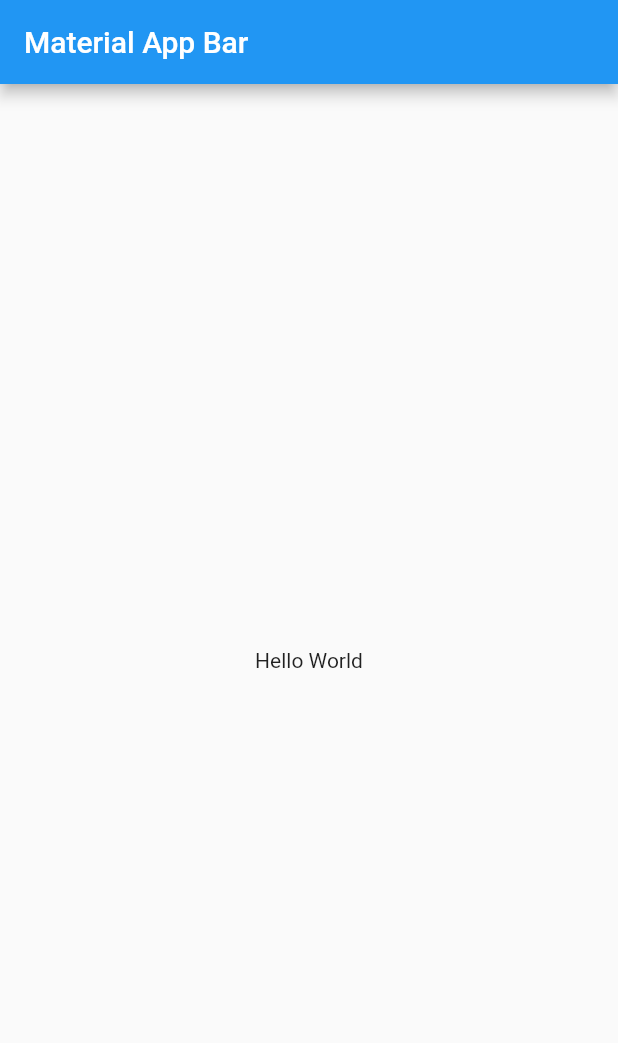
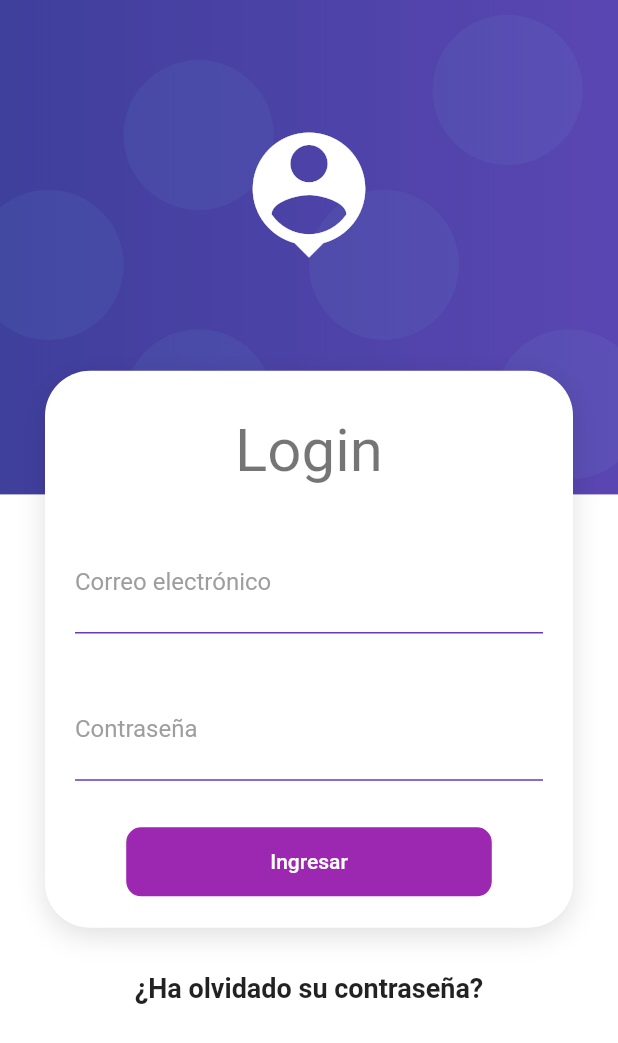
Before and after one commit to SergioK12/crud_hacia_servicios_rest, a Flutter app: the screen it shows after launch, on a phone screen of 412 x 824 dp. Shown: the top 1043 px of the screen. Run offline on Flutter 3.47's test engine with Material 2 defaults, Android fonts, the phone set to English and light mode, and no system bars.

Commit message:
Agregadas funcionalidades del proyecto anterior

```diff
--- a/lib/main.dart
+++ b/lib/main.dart
@@ -1,4 +1,6 @@
 import 'package:flutter/material.dart';
+
+import 'views/views.dart';
 
 void main() => runApp(const MyApp());
 
@@ -8,15 +10,13 @@ class MyApp extends StatelessWidget {
   @override
   Widget build(BuildContext context) {
     return MaterialApp(
-      title: 'Material App',
-      home: Scaffold(
-        appBar: AppBar(
-          title: const Text('Material App Bar'),
-        ),
-        body: const Center(
-          child: Text('Hello World'),
-        ),
-      ),
+      debugShowCheckedModeBanner: false,
+      title: 'Validacion de formularios',
+     initialRoute: 'login',
+     routes: {
+      'login':(context) => const LoginView(),
+      'home':(context) => const HomeView()
+     },
     );
   }
 }
--- /dev/null
+++ b/lib/providers/loginformprovider.dart
@@ -0,0 +1,22 @@
+import 'package:flutter/material.dart';
+
+class LoginFormProvider extends ChangeNotifier {
+  GlobalKey<FormState> formKey = GlobalKey<FormState>();
+
+  String email = '';
+  String contra = '';
+
+  bool _isLoading = false;
+  bool get isLoading => _isLoading;
+  set isLoading(bool value) {
+    _isLoading = value;
+    notifyListeners();
+  }
+
+  bool isValidForm() {
+    debugPrint(formKey.currentState?.validate().toString());
+    debugPrint("$email - $contra");
+
+    return formKey.currentState?.validate() ?? false;
+  }
+}
--- /dev/null
+++ b/lib/ui/inputdecorations.dart
@@ -0,0 +1,23 @@
+import 'package:flutter/material.dart';
+
+class InputDecorations {
+  static InputDecoration authInputDecoration({
+    required String labeltextt,
+    required String hinText,
+    IconData? prefixIcon,
+}
+   ) {
+    return  InputDecoration(
+        enabledBorder: const UnderlineInputBorder(
+            borderSide: BorderSide(color: Colors.deepPurple)),
+        focusedBorder: const UnderlineInputBorder(
+            borderSide: BorderSide(color: Colors.deepPurple, width: 2)),
+        hintText:hinText,
+        label: Text(labeltextt),
+        labelStyle: const TextStyle(color: Colors.grey),
+        prefix: (prefixIcon != null)
+        ? Icon(prefixIcon,color: Colors.purple,)
+        :null
+        );
+  }
+}
--- /dev/null
+++ b/lib/views/homeview.dart
@@ -0,0 +1,16 @@
+import 'package:flutter/material.dart';
+
+class HomeView extends StatelessWidget {
+  const HomeView({Key? key}) : super(key: key);
+  @override
+  Widget build(BuildContext context) {
+    return Scaffold(
+      appBar: AppBar(
+        title: const Text('HomeView'),
+      ),
+      body: const Center(
+        child: Text('HomeView'),
+      ),
+    );
+  }
+}
--- /dev/null
+++ b/lib/views/loginview.dart
@@ -0,0 +1,126 @@
+import 'package:crud_servicos/ui/inputdecorations.dart';
+import 'package:flutter/material.dart';
+import 'package:provider/provider.dart';
+
+import '../providers/loginformprovider.dart';
+import '../widgets/widgets.dart';
+
+
+class LoginView extends StatelessWidget {
+  const LoginView({Key? key}) : super(key: key);
+  @override
+  Widget build(BuildContext context) {
+    return Scaffold(
+      body: AuthBackground(
+        child: SingleChildScrollView(
+          child: Column(
+            children: [
+              SizedBox(
+                height: (MediaQuery.of(context).size.height * 0.30),
+              ),
+              CardContainer(
+                  child: Column(
+                children: [
+                  const SizedBox(
+                    height: 10,
+                  ),
+                  Text(
+                    "Login",
+                    style: Theme.of(context).textTheme.headlineLarge,
+                  ),
+                  const SizedBox(
+                    height: 30,
+                  ),
+                  ChangeNotifierProvider(
+                    create: (_) => LoginFormProvider(),
+                    child: const _LoginForm(),
+                  )
+                ],
+              )),
+              const SizedBox(height: 30),
+              const Text(
+                "¿Ha olvidado su contraseña?",
+                style: TextStyle(fontWeight: FontWeight.bold, fontSize: 18),
+              )
+            ],
+          ),
+        ),
+      ),
+    );
+  }
+}
+
+class _LoginForm extends StatelessWidget {
+  const _LoginForm();
+
+  @override
+  Widget build(BuildContext context) {
+    final loginform = Provider.of<LoginFormProvider>(context);
+    return Form(
+        key: loginform.formKey,
+        autovalidateMode: AutovalidateMode.onUserInteraction,
+        child: Column(
+          children: [
+            TextFormField(
+              autocorrect: false,
+              keyboardType: TextInputType.emailAddress,
+              decoration: InputDecorations.authInputDecoration(
+                  hinText: "Sergio@test.com",
+                  labeltextt: "Correo electrónico",
+                  prefixIcon: Icons.alternate_email_outlined),
+              validator: (value) {
+                String pattern =
+                    r'^(([^<>()[\]\\.,;:\s@\"]+(\.[^<>()[\]\\.,;:\s@\"]+)*)|(\".+\"))@((\[[0-9]{1,3}\.[0-9]{1,3}\.[0-9]{1,3}\.[0-9]{1,3}\])|(([a-zA-Z\-0-9]+\.)+[a-zA-Z]{2,}))$';
+                RegExp regExp = RegExp(pattern);
+                return regExp.hasMatch(value ?? '')
+                    ? null
+                    : "El correo es incorrecto";
+              },
+              onChanged: (value) => loginform.email = value,
+            ),
+            const SizedBox(height: 30),
+            TextFormField(
+              autocorrect: false,
+              obscureText: true,
+              keyboardType: TextInputType.emailAddress,
+              decoration: InputDecorations.authInputDecoration(
+                  hinText: "*********",
+                  labeltextt: "Contraseña",
+                  prefixIcon: Icons.lock_outline),
+              validator: (value) {
+                return (value != null && value.length > 6)
+                    ? null
+                    : "Minimo 6 caracteres";
+              },
+              onChanged: (value) => loginform.contra = value,
+            ),
+            const SizedBox(height: 30),
+            MaterialButton(
+              shape: RoundedRectangleBorder(
+                  borderRadius: BorderRadius.circular(10)),
+              disabledColor: Colors.grey,
+              elevation: 0,
+              color: Colors.purple,
+              onPressed: loginform.isLoading
+                  ? null
+                  : () async {
+                      FocusScope.of(context).unfocus();
+
+                      if (!loginform.isValidForm()) return;
+                      loginform.isLoading = true;
+                      await Future.delayed(const Duration(seconds: 3));
+                      Future(()=> Navigator.pushReplacementNamed(context, 'home'));
+                    },
+              child: Container(
+                padding:
+                    const EdgeInsets.symmetric(horizontal: 80, vertical: 15),
+                child: Text(
+                  (loginform.isLoading) ? "Cargando" : "Ingresar",
+                  style: const TextStyle(color: Colors.white),
+                ),
+              ),
+            )
+          ],
+        ));
+  }
+}
--- /dev/null
+++ b/lib/views/views.dart
@@ -0,0 +1,2 @@
+export 'package:crud_servicos/views/homeview.dart';
+export 'package:crud_servicos/views/loginview.dart';
--- /dev/null
+++ b/lib/widgets/auth_background.dart
@@ -0,0 +1,109 @@
+import 'package:flutter/material.dart';
+
+class AuthBackground extends StatelessWidget {
+    final Widget child;
+  const AuthBackground({super.key, required this.child});
+
+  @override
+  Widget build(BuildContext context) {
+    return Container(
+      color: Colors.white,
+      height: double.infinity,
+      width: double.infinity,
+      child: Stack(
+        children:  [
+          const _ContenedorMorado(),
+          const HeaderIcon(),
+          child,
+        ],
+      ),
+    );
+  }
+}
+
+class HeaderIcon extends StatelessWidget {
+  const HeaderIcon({
+    super.key,
+  });
+
+  @override
+  Widget build(BuildContext context) {
+    return SafeArea(
+      child: Container(
+        width: double.infinity,
+        height: 200,
+        margin: const EdgeInsets.only(top: 30),
+        child: const Icon(
+          Icons.person_pin,
+          size: 100,
+          color: Colors.white,
+        ),
+      ),
+    );
+  }
+}
+
+class _ContenedorMorado extends StatelessWidget {
+  const _ContenedorMorado();
+
+  @override
+  Widget build(BuildContext context) {
+    return Container(
+      width: double.infinity,
+      height: MediaQuery.of(context).size.height * 0.4,
+      decoration: _decoracionDeLaCajaMorada(),
+      child: Stack(
+        children: [
+          Positioned(
+              top: 10,
+              left: (MediaQuery.of(context).size.width * 0.7),
+              child: const _Burbuja()),
+          Positioned(
+              top: 40,
+              left: (MediaQuery.of(context).size.width * 0.2),
+              child: const _Burbuja()),
+          Positioned(
+              bottom: 10,
+              left: (MediaQuery.of(context).size.width * 0.8),
+              child: const _Burbuja()),
+          Positioned(
+              bottom: 10,
+              left: (MediaQuery.of(context).size.width * 0.2),
+              child: const _Burbuja()),
+          Positioned(
+              bottom: (MediaQuery.of(context).size.width * 0.25),
+              right: (MediaQuery.of(context).size.width * 0.8),
+              child: const _Burbuja()),
+          Positioned(
+              bottom: (MediaQuery.of(context).size.width * 0.25),
+              left: (MediaQuery.of(context).size.width * 0.5),
+              child: const _Burbuja()),
+        ],
+      ),
+    );
+  }
+
+  BoxDecoration _decoracionDeLaCajaMorada() {
+    return const BoxDecoration(
+        gradient: LinearGradient(colors: [
+      Color.fromRGBO(63, 63, 156, 1),
+      Color.fromRGBO(90, 70, 178, 1),
+    ]));
+  }
+}
+
+class _Burbuja extends StatelessWidget {
+  const _Burbuja();
+
+  @override
+  Widget build(BuildContext context) {
+    return Container(
+      height: 100,
+      width: 100,
+      decoration: BoxDecoration(
+        borderRadius: BorderRadius.circular(100),
+        color: const Color.fromRGBO(122, 255, 255, 0.05),
+      ),
+    );
+  }
+}
--- /dev/null
+++ b/lib/widgets/card_container.dart
@@ -0,0 +1,28 @@
+import 'package:flutter/material.dart';
+
+class CardContainer extends StatelessWidget {
+  final Widget child;
+  const CardContainer({super.key, required this.child});
+
+  @override
+  Widget build(BuildContext context) {
+    return Padding(
+      padding: const EdgeInsets.symmetric(horizontal: 30),
+      child: Container(
+        padding: const EdgeInsets.all(20),
+        width: double.infinity,
+        decoration: _createCardShape(),
+        child: child,
+      ),
+    );
+  }
+
+  BoxDecoration _createCardShape() {
+    return BoxDecoration(
+        color: Colors.white,
+        borderRadius: BorderRadius.circular(30),
+        boxShadow: const [
+          BoxShadow(color: Colors.black12, blurRadius: 15, offset: Offset(0, 5))
+        ]);
+  }
+}
--- /dev/null
+++ b/lib/widgets/widgets.dart
@@ -0,0 +1,2 @@
+export 'package:crud_servicos/widgets/auth_background.dart';
+export 'package:crud_servicos/widgets/card_container.dart';
--- a/pubspec.yaml
+++ b/pubspec.yaml
@@ -35,6 +35,7 @@ dependencies:
   # The following adds the Cupertino Icons font to your application.
   # Use with the CupertinoIcons class for iOS style icons.
   cupertino_icons: ^1.0.2
+  provider: ^6.0.5
 
 dev_dependencies:
   flutter_test:
```
Also changed, not shown: pubspec.lock.
